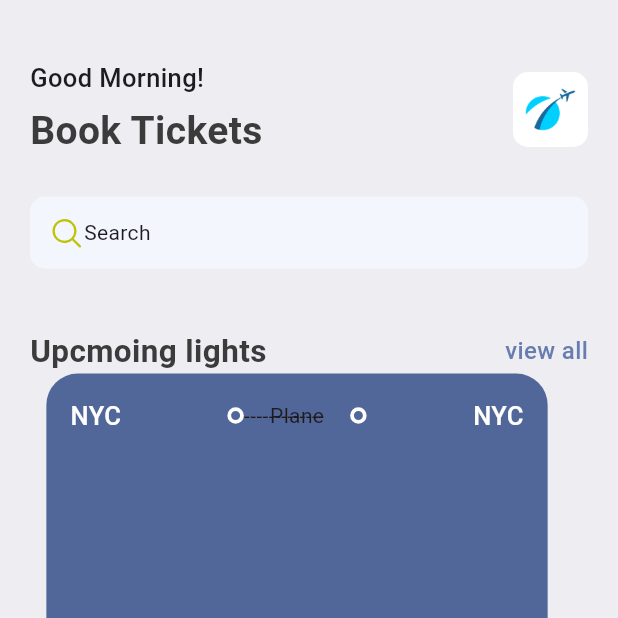
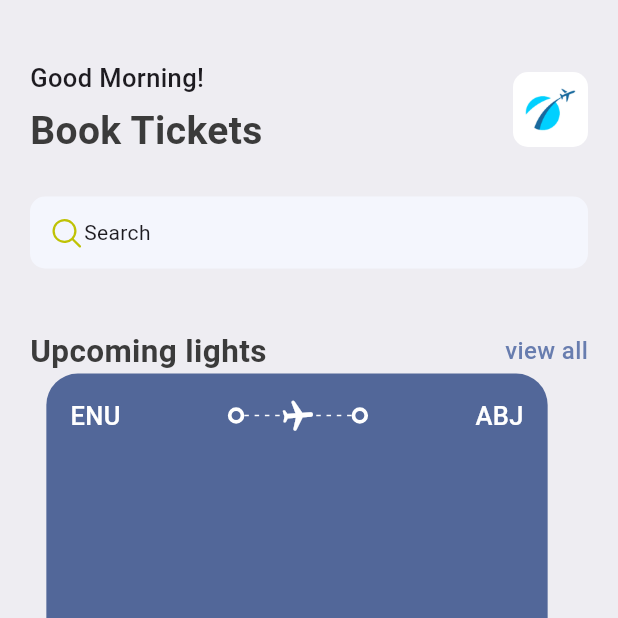
Before and after one commit to TimzonaTimothy/ticket_booking_mobile_app, a Flutter app: the screen it shows after launch, on a phone screen of 412 x 824 dp, the top half of it. Run offline on Flutter 3.47's test engine with Material 3 defaults, Android fonts, the phone set to English and light mode, and no system bars; our stand-ins replace fluentui_icons.

Commit message:
app layout builder

```diff
--- a/lib/base/widgets/app_layoutbuilder_widget.dart
+++ b/lib/base/widgets/app_layoutbuilder_widget.dart
@@ -1,10 +1,26 @@
 import 'package:flutter/material.dart';
 
 class AppLayoutBuilderWidget extends StatelessWidget {
-  const AppLayoutBuilderWidget({super.key});
+  final int randeomDivider;
+
+  const AppLayoutBuilderWidget({super.key, required this.randeomDivider});
 
   @override
   Widget build(BuildContext context) {
-    return const Placeholder();
+    return LayoutBuilder(
+        builder: (BuildContext context, BoxConstraints constraints) {
+      return Flex(
+        mainAxisAlignment: MainAxisAlignment.spaceBetween,
+        direction: Axis.horizontal,
+        children: List.generate(
+            (constraints.constrainWidth() / randeomDivider).floor(),
+            (index) => const SizedBox(
+                  width: 3,
+                  height: 1,
+                  child: DecoratedBox(
+                      decoration: BoxDecoration(color: Colors.white)),
+                )),
+      );
+    });
   }
 }
--- a/lib/base/widgets/ticket_view.dart
+++ b/lib/base/widgets/ticket_view.dart
@@ -1,6 +1,7 @@
 import 'package:flutter/material.dart';
 import 'package:ticket_app/base/res/styles/app_styles.dart';
 
+import 'app_layoutbuilder_widget.dart';
 import 'big_dot.dart';
 
 class TicketView extends StatelessWidget {
@@ -25,25 +26,35 @@ class TicketView extends StatelessWidget {
             Row(
               children: [
                 Text(
-                  'NYC',
+                  'ENU',
                   style: AppStyles.headLineStyle3.copyWith(color: Colors.white),
                   overflow: TextOverflow.ellipsis,
                 ),
                 Expanded(child: Container()),
                 const BigDot(),
-                const Expanded(
+                Expanded(
                     child: Stack(
                   children: [
-                    SizedBox(
-                      child: Text("-------------"),
+                    const SizedBox(
+                      height: 24,
+                      child: AppLayoutBuilderWidget(
+                        randeomDivider: 6,
+                      ),
                     ),
-                    Center(child: Text("Plane"),)
+                    Center(
+                      child: Transform.rotate(
+                          angle: 1.5,
+                          child: const Icon(
+                            Icons.local_airport_rounded,
+                            color: Colors.white,
+                          )),
+                    )
                   ],
                 )),
                 const BigDot(),
                 Expanded(child: Container()),
                 Text(
-                  'NYC',
+                  'ABJ',
                   style: AppStyles.headLineStyle3.copyWith(color: Colors.white),
                   overflow: TextOverflow.ellipsis,
                 ),
--- a/lib/screens/home_screen.dart
+++ b/lib/screens/home_screen.dart
@@ -82,7 +82,7 @@ class _HomeScreenState extends State<HomeScreen> {
                   height: 40,
                 ),
                 const AppDoubleText(
-                  bigText: 'Upcmoing lights',
+                  bigText: 'Upcoming lights',
                   smallText: 'view all',
                 ),
                 TicketView(),
```
